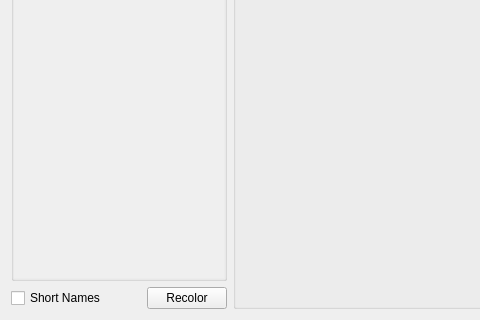
Old version of the form src/ui/Linechart.ui in the repository mavlink/qgroundcontrol; both pictures show x 0 to 480 and y 265 to 585 of the 833 by 585 pixel window.
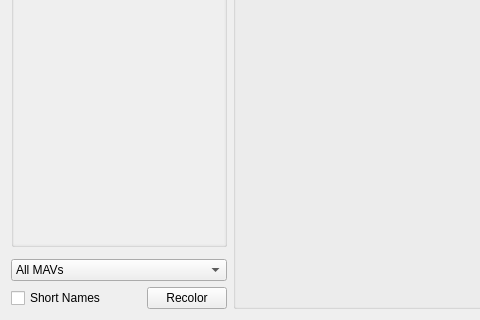
New version of the form.

Diff of the .ui file:
```diff
--- a/src/ui/Linechart.ui
+++ b/src/ui/Linechart.ui
@@ -99,8 +99,8 @@
           <rect>
            <x>0</x>
            <y>0</y>
-           <width>232</width>
-           <height>516</height>
+           <width>219</width>
+           <height>475</height>
           </rect>
          </property>
         </widget>
@@ -109,7 +109,7 @@
      </layout>
     </widget>
    </item>
-   <item row="0" column="4" rowspan="2">
+   <item row="0" column="4" rowspan="4">
     <widget class="QGroupBox" name="diagramGroupBox">
      <property name="sizePolicy">
       <sizepolicy hsizetype="MinimumExpanding" vsizetype="MinimumExpanding">
@@ -134,21 +134,21 @@
      </property>
     </widget>
    </item>
-   <item row="1" column="0">
+   <item row="3" column="0">
     <widget class="QCheckBox" name="shortNameCheckBox">
      <property name="text">
       <string>Short Names</string>
      </property>
     </widget>
    </item>
-   <item row="1" column="2" colspan="2">
+   <item row="3" column="2" colspan="2">
     <widget class="QPushButton" name="recolorButton">
      <property name="text">
       <string>Recolor</string>
      </property>
     </widget>
    </item>
-   <item row="1" column="1">
+   <item row="3" column="1">
     <spacer name="horizontalSpacer">
      <property name="orientation">
       <enum>Qt::Horizontal</enum>
@@ -161,6 +161,15 @@
      </property>
     </spacer>
    </item>
+   <item row="2" column="0" colspan="4">
+    <widget class="QComboBox" name="uasSelectionBox">
+     <item>
+      <property name="text">
+       <string>All MAVs</string>
+      </property>
+     </item>
+    </widget>
+   </item>
   </layout>
  </widget>
  <resources/>
```
